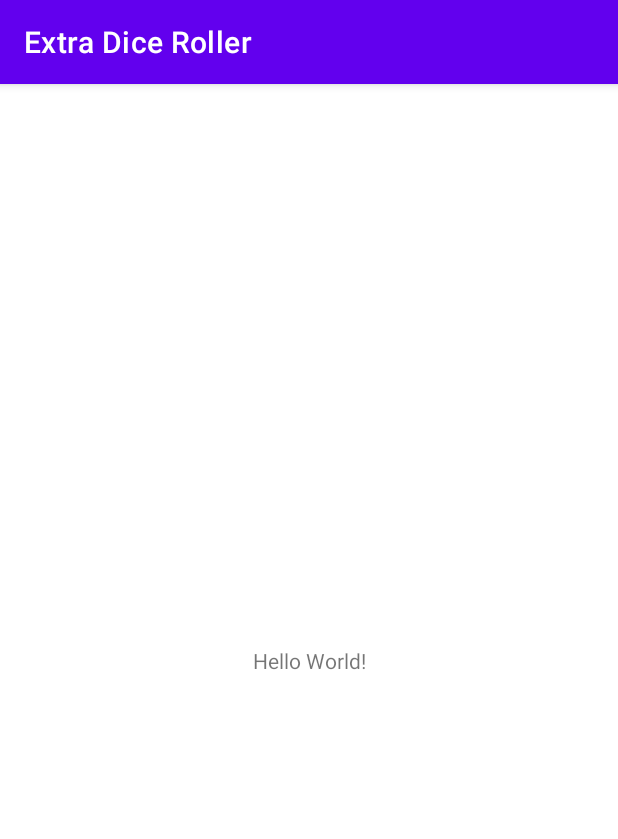
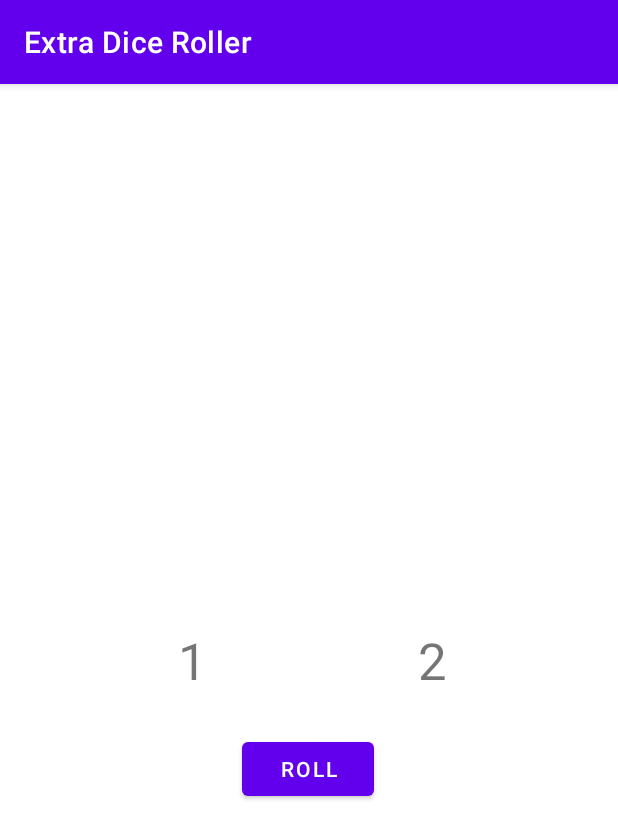
Before and after one commit to mshristi19/Interactive-UI-DiceRoller, an Android app: the screen it shows after launch (MainActivity), on a phone screen of 412 x 824 dp. Shown: the top 839 px of the screen. Run offline under Robolectric (Android 15) with nearby library versions, the phone set to English and light mode, and no system bars.

Commit message:
Added Extra dice with functionality

```diff
--- a/app/src/main/java/com/example/extradiceroller/MainActivity.kt
+++ b/app/src/main/java/com/example/extradiceroller/MainActivity.kt
@@ -2,10 +2,24 @@ package com.example.extradiceroller
 
 import androidx.appcompat.app.AppCompatActivity
 import android.os.Bundle
+import android.widget.Button
+import android.widget.TextView
 
 class MainActivity : AppCompatActivity() {
+
     override fun onCreate(savedInstanceState: Bundle?) {
         super.onCreate(savedInstanceState)
         setContentView(R.layout.activity_main)
+
+        val firstDice: TextView = findViewById(R.id.firstDice)
+        val secondDice: TextView = findViewById(R.id.secondDice)
+        val rollButton: Button = findViewById(R.id.buttonRoll)
+
+        rollButton.setOnClickListener{
+            val diceNumber = (1..6).random();
+            firstDice.text = "" +diceNumber;
+            val diceNumber2 = (1..6).random();
+            secondDice.text = "" +diceNumber2
+        }
     }
 }
--- a/app/src/main/res/layout/activity_main.xml
+++ b/app/src/main/res/layout/activity_main.xml
@@ -7,12 +7,39 @@
     tools:context=".MainActivity">
 
     <TextView
+        android:id="@+id/firstDice"
         android:layout_width="wrap_content"
         android:layout_height="wrap_content"
-        android:text="Hello World!"
+        android:text="1"
+        android:textSize="34sp"
         app:layout_constraintBottom_toBottomOf="parent"
         app:layout_constraintEnd_toEndOf="parent"
+        app:layout_constraintHorizontal_bias="0.302"
         app:layout_constraintStart_toStartOf="parent"
         app:layout_constraintTop_toTopOf="parent" />
 
+    <TextView
+        android:id="@+id/secondDice"
+        android:layout_width="wrap_content"
+        android:layout_height="wrap_content"
+        android:text="2"
+        android:textSize="34sp"
+        app:layout_constraintBottom_toBottomOf="parent"
+        app:layout_constraintEnd_toEndOf="parent"
+        app:layout_constraintHorizontal_bias="0.709"
+        app:layout_constraintStart_toStartOf="parent"
+        app:layout_constraintTop_toTopOf="parent" />
+
+    <Button
+        android:id="@+id/buttonRoll"
+        android:layout_width="wrap_content"
+        android:layout_height="wrap_content"
+        android:text="Roll"
+        app:layout_constraintBottom_toBottomOf="parent"
+        app:layout_constraintEnd_toEndOf="parent"
+        app:layout_constraintHorizontal_bias="0.498"
+        app:layout_constraintStart_toStartOf="parent"
+        app:layout_constraintTop_toTopOf="parent"
+        app:layout_constraintVertical_bias="0.601" />
+
 </androidx.constraintlayout.widget.ConstraintLayout>
```
